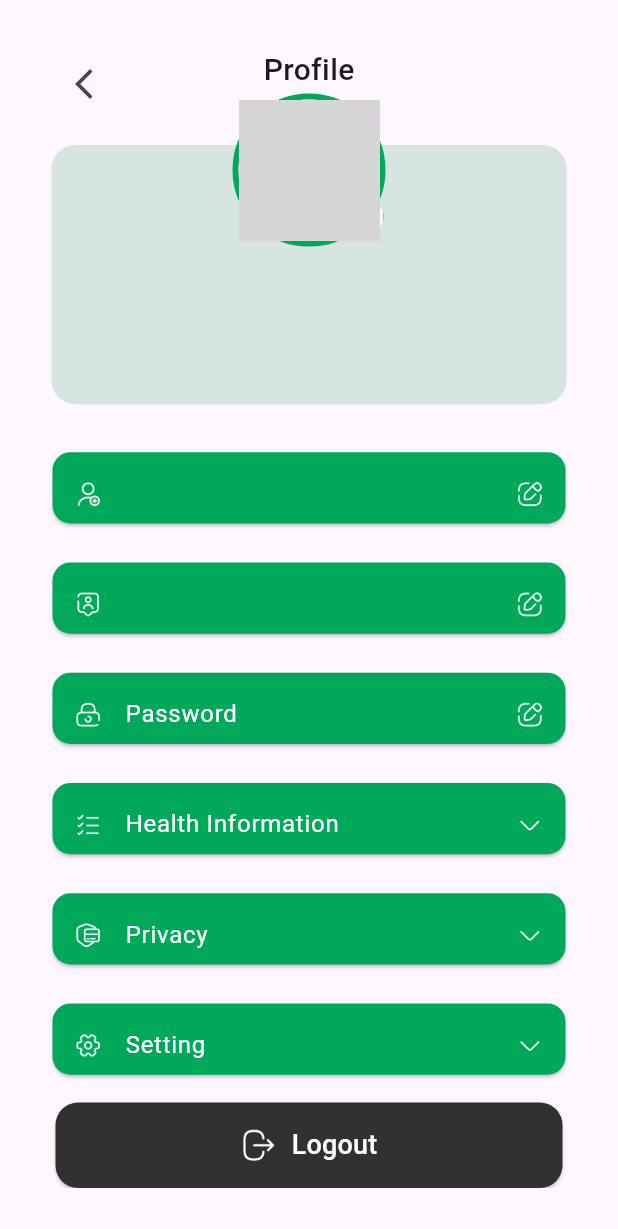
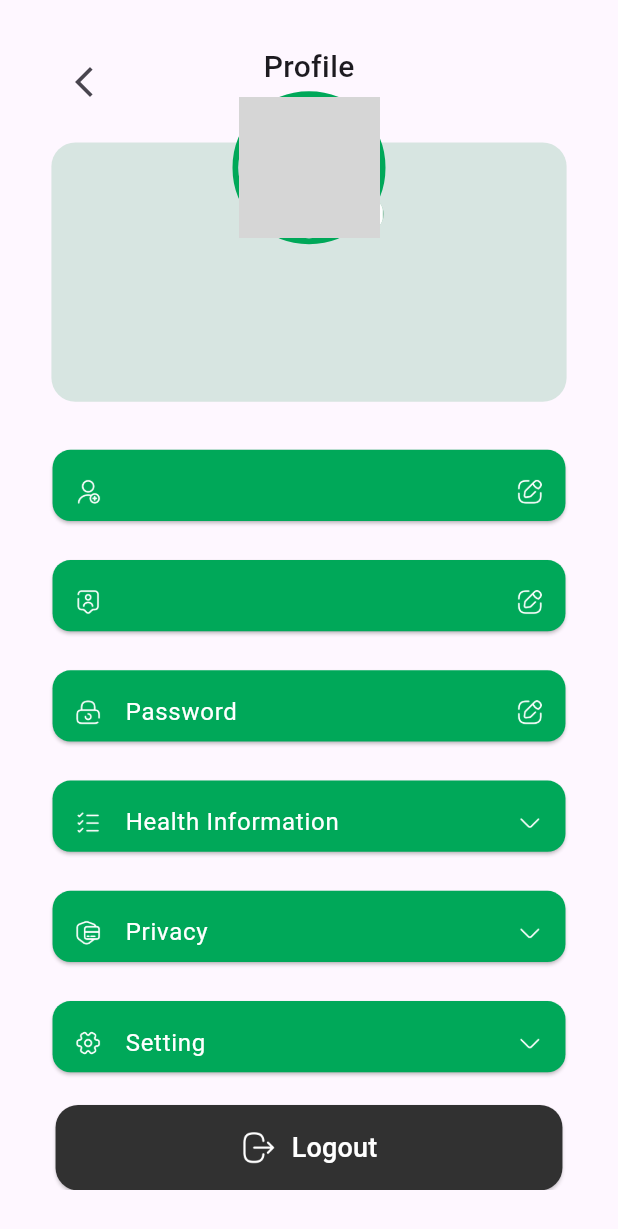
Before and after one commit to MAHMOUDELSAYED69/Dr.Ai, a Flutter app: the ProfileScreen screen opened by its route, on a phone screen of 412 x 824 dp. Shown: the top 1229 px of the screen. Run offline on Flutter 3.47's test engine with Material 3 defaults, Android fonts, the phone set to English and light mode, and no system bars; drawn by our look-alikes of modal_progress_hud_nsn; our stand-ins replace animated_bottom_navigation_bar, bloc, cloud_firestore, dio, firebase_auth, firebase_core and 6 more; accounts and stored records are empty; grey boxes are pictures that could not be loaded.

Commit message:
handle MediaQuery in profile screen

```diff
--- a/lib/view/screen/profile_screen.dart
+++ b/lib/view/screen/profile_screen.dart
@@ -23,7 +23,6 @@ class ProfileScreen extends StatefulWidget {
 }
 
 class _ProfileScreenState extends State<ProfileScreen> {
-
   var fullName = CacheData.getdata(key: "fullName");
   var fullNameFire = CacheData.getdata(key: "fullNameFire");
   var email = CacheData.getdata(key: "email");
@@ -54,7 +53,9 @@ class _ProfileScreenState extends State<ProfileScreen> {
         return Scaffold(
           body: Container(
               width: double.infinity,
-              padding: const EdgeInsets.all(32),
+              padding: EdgeInsets.symmetric(
+                  vertical: ScreenSize.height * 0.036890,
+                  horizontal: ScreenSize.width * 0.07777),
               child: Stack(
                 children: [
                   IconButton(
```
